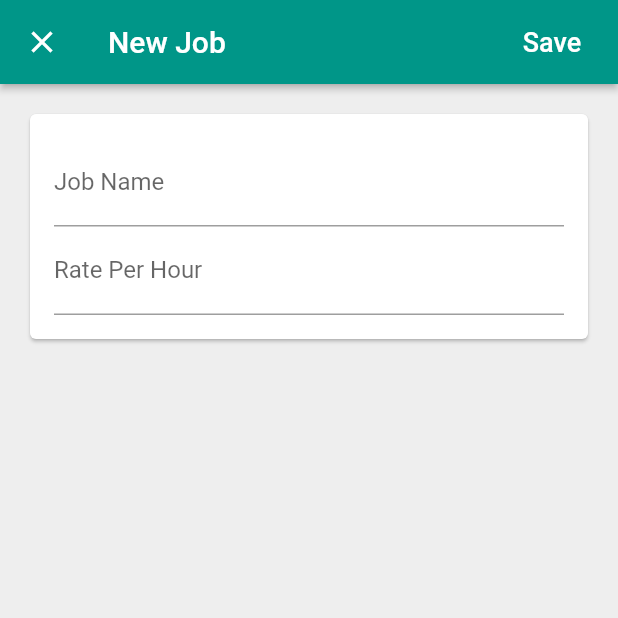
After one commit to cyperx84/time_tracker, a Flutter app: the screen it shows once a user with an empty profile is signed in, after a tap on the "add" icon, on a phone screen of 412 x 824 dp, the top half of it. The commit adds this screen. Run offline on Flutter 3.47's test engine with Material 2 defaults, Android fonts, the phone set to English and light mode, and no system bars; our stand-ins replace cloud_firestore, firebase_auth, google_sign_in; accounts and stored records are empty.

Commit message:
jobs page - talk with firebase

```diff
--- /dev/null
+++ b/lib/app/home/jobs/edit_job_page.dart
@@ -0,0 +1,151 @@
+import 'package:flutter/material.dart';
+import 'package:provider/provider.dart';
+import 'package:time_tracker/app/home/models/job.dart';
+import 'package:time_tracker/services/database.dart';
+import 'package:time_tracker/widgets/platform_alert_dialog.dart';
+import 'package:time_tracker/widgets/platform_exception_alert_dialog.dart';
+import 'package:flutter/services.dart';
+
+//TODO form focus nodes
+//TODO loading state
+
+class EditJobPage extends StatefulWidget {
+  const EditJobPage({Key key, @required this.database, this.job})
+      : super(key: key);
+  final Database database;
+  final Job job;
+
+  static Future<void> show(BuildContext context, {Job job}) async {
+    final database = Provider.of<Database>(context);
+    await Navigator.of(context).push(
+      MaterialPageRoute(
+        builder: (context) => EditJobPage(
+          database: database,
+          job: job,
+        ),
+        fullscreenDialog: true,
+      ),
+    );
+  }
+
+  @override
+  _EditJobPageState createState() => _EditJobPageState();
+}
+
+class _EditJobPageState extends State<EditJobPage> {
+  final _formKey = GlobalKey<FormState>();
+
+  String _name;
+  int _ratePerHour;
+
+  @override
+  void initState() {
+    super.initState();
+    if (widget.job != null) {
+      _name = widget.job.name;
+      _ratePerHour = widget.job.ratePerHour;
+    }
+  }
+
+  bool _validateAndSaveForm() {
+    final form = _formKey.currentState;
+    if (form.validate()) {
+      form.save();
+      return true;
+    }
+    return false;
+  }
+
+  void _submit() async {
+    if (_validateAndSaveForm()) {
+      try {
+        final jobs = await widget.database.jobsStream().first;
+        final allNames = jobs.map((job) => job.name).toList();
+        if (widget.job != null) {
+          allNames.remove(widget.job.name);
+        }
+        if (allNames.contains(_name)) {
+          PlatformAlertDialog(
+            title: 'Name already in use',
+            content: 'Please choose a different job name',
+            defaultActionText: 'OK',
+          ).show(context);
+        } else {
+          final id = widget.job?.id ?? documentIdFromCurrentDate();
+          final job = Job(id: id, name: _name, ratePerHour: _ratePerHour);
+          await widget.database.setJob(job);
+          Navigator.of(context).pop();
+        }
+      } on PlatformException catch (e) {
+        PlatformExceptionAlertDialog(
+          title: 'Operation failed',
+          exception: e,
+        ).show(context);
+      }
+    }
+  }
+
+  @override
+  Widget build(BuildContext context) {
+    return Scaffold(
+      backgroundColor: Colors.grey[200],
+      appBar: AppBar(
+        elevation: 2.0,
+        title: Text(widget.job == null ? 'New Job' : 'Edit Job'),
+        actions: <Widget>[
+          FlatButton(
+            child: Text('Save',
+                style: TextStyle(fontSize: 18, color: Colors.white)),
+            onPressed: _submit,
+          )
+        ],
+      ),
+      body: _buildContents(),
+    );
+  }
+
+  Widget _buildContents() {
+    return SingleChildScrollView(
+      child: Padding(
+        padding: const EdgeInsets.all(16.0),
+        child: Card(
+          child: Padding(
+            padding: const EdgeInsets.all(16.0),
+            child: _buildForm(),
+          ),
+        ),
+      ),
+    );
+  }
+
+  Widget _buildForm() {
+    return Form(
+      key: _formKey,
+      child: Column(
+        crossAxisAlignment: CrossAxisAlignment.stretch,
+        children: _buildFormChildren(),
+      ),
+    );
+  }
+
+  List<Widget> _buildFormChildren() {
+    return [
+      TextFormField(
+        validator: (value) =>
+            value.isNotEmpty ? null : 'Job name cannot be empty',
+        decoration: InputDecoration(labelText: 'Job Name'),
+        initialValue: _name,
+        onSaved: (value) => _name = value,
+      ),
+      TextFormField(
+        decoration: InputDecoration(labelText: 'Rate Per Hour'),
+        initialValue: _ratePerHour != null ? '$_ratePerHour' : null,
+        keyboardType: TextInputType.numberWithOptions(
+          signed: false,
+          decimal: false,
+        ),
+        onSaved: (value) => _ratePerHour = int.tryParse(value) ?? 0,
+      ),
+    ];
+  }
+}
--- /dev/null
+++ b/lib/app/home/jobs/job_list_tile.dart
@@ -0,0 +1,17 @@
+import 'package:flutter/material.dart';
+import 'package:time_tracker/app/home/models/job.dart';
+
+class JobListTile extends StatelessWidget {
+  const JobListTile({Key key, @required this.job, this.onTap}) : super(key: key);
+  final Job job;
+  final VoidCallback onTap;
+
+  @override
+  Widget build(BuildContext context) {
+    return ListTile(
+      title: Text(job.name),
+      trailing: Icon(Icons.chevron_right),
+      onTap: onTap,
+    );
+  }
+}
--- /dev/null
+++ b/lib/app/home/jobs/jobs_page.dart
@@ -0,0 +1,99 @@
+import 'package:flutter/material.dart';
+import 'package:provider/provider.dart';
+
+import 'package:time_tracker/app/home/jobs/edit_job_page.dart';
+import 'package:time_tracker/app/home/jobs/job_list_tile.dart';
+import 'package:time_tracker/app/home/models/job.dart';
+import 'package:time_tracker/services/auth.dart';
+import 'package:time_tracker/services/database.dart';
+import 'package:time_tracker/widgets/platform_alert_dialog.dart';
+
+class JobsPage extends StatelessWidget {
+  Future<void> _signOut(BuildContext context) async {
+    try {
+      final auth = Provider.of<AuthBase>(context);
+      await auth.signOut();
+    } catch (e) {
+      print(e.toString());
+    }
+  }
+
+  Future<void> _confirmSignOut(BuildContext context) async {
+    final didRequestSignOut = await PlatformAlertDialog(
+      title: 'Logout',
+      content: "Are you sure you want to logout?",
+      cancelActionText: 'Cancel',
+      defaultActionText: 'Logout',
+    ).show(context);
+    if (didRequestSignOut == true) {
+      _signOut(context);
+    }
+  }
+
+  // Future<void> _createJob(BuildContext context) async {
+  //   try {
+  //     final database = Provider.of<Database>(context);
+  //     database.createJob(Job(
+  //       name: 'Blogging',
+  //       ratePerHour: 10,
+  //     ));
+  //   } on PlatformException catch (e) {
+  //     PlatformExceptionAlertDialog(
+  //       title: 'Operation failed',
+  //       exception: e,
+  //     ).show(context);
+  //   }
+  // }
+
+  @override
+  Widget build(BuildContext context) {
+    return Scaffold(
+      appBar: AppBar(
+        title: Text('Jobs'),
+        actions: <Widget>[
+          FlatButton(
+            child: Text(
+              'Logout',
+              style: TextStyle(fontSize: 18.0, color: Colors.white),
+            ),
+            onPressed: () => _confirmSignOut(context),
+          )
+        ],
+      ),
+      floatingActionButton: FloatingActionButton(
+        child: Icon(Icons.add),
+        onPressed: () => EditJobPage.show(context),
+      ),
+      body: _buildContents(context),
+    );
+  }
+
+  Widget _buildContents(BuildContext context) {
+    final database = Provider.of<Database>(context);
+    return StreamBuilder<List<Job>>(
+      stream: database.jobsStream(),
+      builder: (context, snapshot) {
+        if (snapshot.hasData) {
+          final jobs = snapshot.data;
+          final children = jobs
+              .map((job) => JobListTile(
+                    job: job,
+                    onTap: () => EditJobPage.show(context, job: job),
+                  ))
+              .toList();
+          return ListView(
+            children: children,
+          );
+        }
+        if (snapshot.hasError) {
+          return Center(
+            child: Text('snapshot has error'),
+          );
+        }
+        return Center(
+          child: CircularProgressIndicator(),
+        );
+      },
+    );
+  }
+}
--- /dev/null
+++ b/lib/app/home/models/job.dart
@@ -0,0 +1,28 @@
+import 'package:meta/meta.dart';
+
+class Job {
+  Job({@required this.id, @required this.name, @required this.ratePerHour});
+  final String id;
+  final String name;
+  final int ratePerHour;
+
+  factory Job.fromMap(Map<String, dynamic> data, String documentId) {
+    if (data == null) {
+      return null;
+    }
+    final String name = data['name'];
+    final int ratePerHour = data['ratePerHour'];
+    return Job(
+      id: documentId,
+      name: name,
+      ratePerHour: ratePerHour,
+    );
+  }
+
+  Map<String, dynamic> toMap() {
+    return {
+      'name': name,
+      'ratePerHour': ratePerHour,
+    };
+  }
+}
--- a/lib/app/landing_page.dart
+++ b/lib/app/landing_page.dart
@@ -1,10 +1,9 @@
-
 import 'package:flutter/material.dart';
 import 'package:provider/provider.dart';
-import 'package:time_tracker/app/home/jobs_page.dart';
+import 'package:time_tracker/app/home/jobs/jobs_page.dart';
 import 'package:time_tracker/app/sign_in/sign_in_page.dart';
 import 'package:time_tracker/services/auth.dart';
-
+import 'package:time_tracker/services/database.dart';
 
 class LandingPage extends StatelessWidget {
   @override
@@ -18,7 +17,9 @@ class LandingPage extends StatelessWidget {
           if (user == null) {
             return SignInPage.create(context);
           }
-          return JobsPage(
+          return Provider<Database>(
+            create: (_) => FirestoreDatabase(uid: user.uid),
+            child: JobsPage(),
           );
         } else {
           return Scaffold(
--- /dev/null
+++ b/lib/services/api_path.dart
@@ -0,0 +1,4 @@
+class APIPath {
+  static String job(String uid, String jobId) => 'users/$uid/jobs/$jobId';
+  static String jobs(String uid) => 'users/$uid/jobs';
+}
--- /dev/null
+++ b/lib/services/database.dart
@@ -0,0 +1,32 @@
+import 'dart:async';
+
+import 'package:meta/meta.dart';
+import 'package:time_tracker/app/home/models/job.dart';
+import 'package:time_tracker/services/api_path.dart';
+import 'package:time_tracker/services/firestore_service.dart';
+
+abstract class Database {
+  Future<void> setJob(Job job);
+  Stream<List<Job>> jobsStream();
+}
+
+String documentIdFromCurrentDate() => DateTime.now().toIso8601String();
+
+class FirestoreDatabase implements Database {
+  FirestoreDatabase({@required this.uid}) : assert(uid != null);
+  final String uid;
+
+  final _service = FirestoreService.instance;
+
+  Future<void> setJob(Job job) async => await _service.setData(
+        path: APIPath.job(uid, job.id),
+        data: job.toMap(),
+      );
+
+  Stream<List<Job>> jobsStream() => _service.collectionStream(
+        path: APIPath.jobs(uid),
+        builder: (data, documentId) => Job.fromMap(data, documentId),
+      );
+
+
+}
--- /dev/null
+++ b/lib/services/firestore_service.dart
@@ -0,0 +1,26 @@
+import 'package:meta/meta.dart';
+import 'package:cloud_firestore/cloud_firestore.dart';
+
+class FirestoreService {
+  FirestoreService._();
+  static final instance = FirestoreService._();
+
+    Future<void> setData({String path, Map<String, dynamic> data}) async {
+    final reference = Firestore.instance.document(path);
+    print('$path: $data');
+    await reference.setData(data);
+  }
+
+  Stream<List<T>> collectionStream<T>({
+    @required String path,
+    @required T builder(Map<String, dynamic> data, String documentId),
+  }) {
+    final reference = Firestore.instance.collection(path);
+    final snapshots = reference.snapshots();
+    return snapshots.map((snapshot) => snapshot.documents
+        .map(
+          (snapshot) => builder(snapshot.data, snapshot.documentID),
+        )
+        .toList());
+  }
+}
--- a/lib/widgets/platform_exception_alert_dialog.dart
+++ b/lib/widgets/platform_exception_alert_dialog.dart
@@ -12,6 +12,11 @@ class PlatformExceptionAlertDialog extends PlatformAlertDialog {
         );
 
   static String _message(PlatformException exception) {
+    if (exception.message == 'FIRFirestoreErrorDomain') {
+      if (exception.code == 'Error 7') {
+        return 'Missing or insufficient permissions';
+      }
+    }
     return _errors[exception.code] ?? exception.message;
   }
 
```
Also changed, not shown: lib/app/home/jobs_page.dart (deleted, +0 -45 lines), pubspec.lock.
